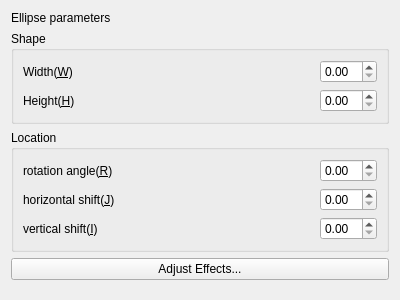
First picture: the form in ui/uiWidgetMaskEllipse.ui, repository ManifoldsHu/FourDExplorer, before the edit.
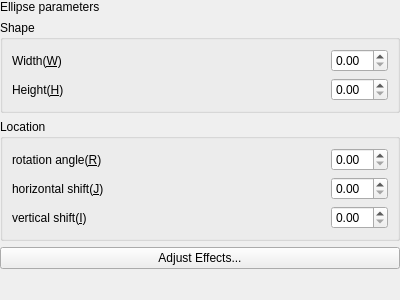
Second picture: the form after the edit.

```diff
--- a/ui/uiWidgetMaskEllipse.ui
+++ b/ui/uiWidgetMaskEllipse.ui
@@ -14,6 +14,18 @@
    <string>Form</string>
   </property>
   <layout class="QVBoxLayout" name="verticalLayout_3">
+   <property name="leftMargin">
+    <number>0</number>
+   </property>
+   <property name="topMargin">
+    <number>0</number>
+   </property>
+   <property name="rightMargin">
+    <number>0</number>
+   </property>
+   <property name="bottomMargin">
+    <number>0</number>
+   </property>
    <item>
     <widget class="QLabel" name="label">
      <property name="text">
```
